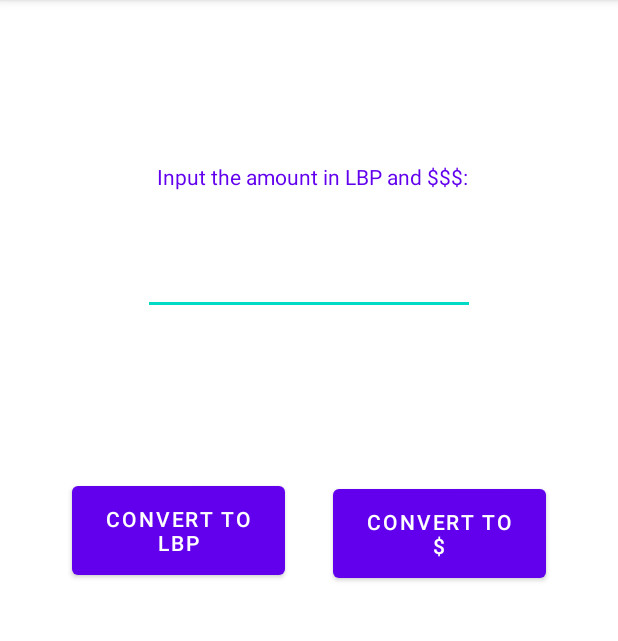
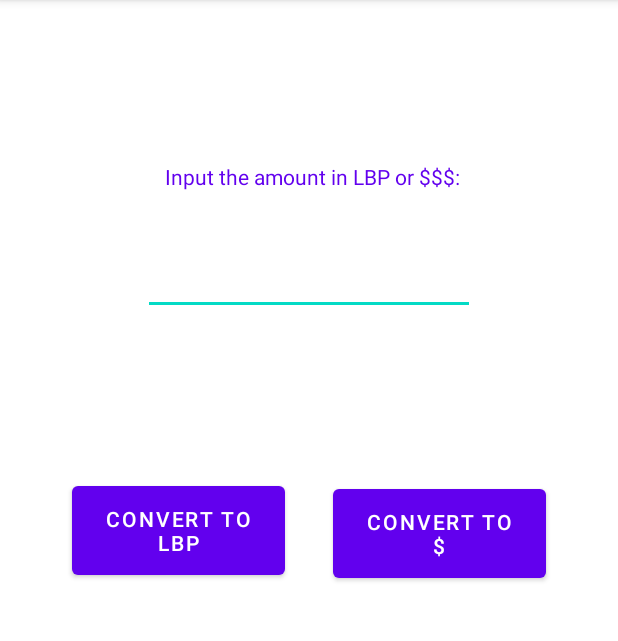
Before and after one commit to larissa-abboud/currency_converter_assignment1, an Android app: the screen it shows after launch (MainActivity), on a phone screen of 412 x 824 dp, the part 84-725 px from its top. Run offline under Robolectric (Android 15) with nearby library versions, the phone set to English and light mode, and no system bars.

Commit message:
Update activity_main.xml

```diff
--- a/csc498_assignment1_currency_converter/app/src/main/res/layout/activity_main.xml
+++ b/csc498_assignment1_currency_converter/app/src/main/res/layout/activity_main.xml
@@ -76,7 +76,7 @@
         android:layout_marginTop="108dp"
         android:layout_marginEnd="148dp"
         android:layout_marginBottom="25dp"
-        android:text="Input the amount in LBP and $$$:"
+        android:text="Input the amount in LBP or $$$:"
         android:textColor="@color/purple_500"
         app:layout_constraintBottom_toTopOf="@+id/first"
         app:layout_constraintEnd_toEndOf="parent"
```
